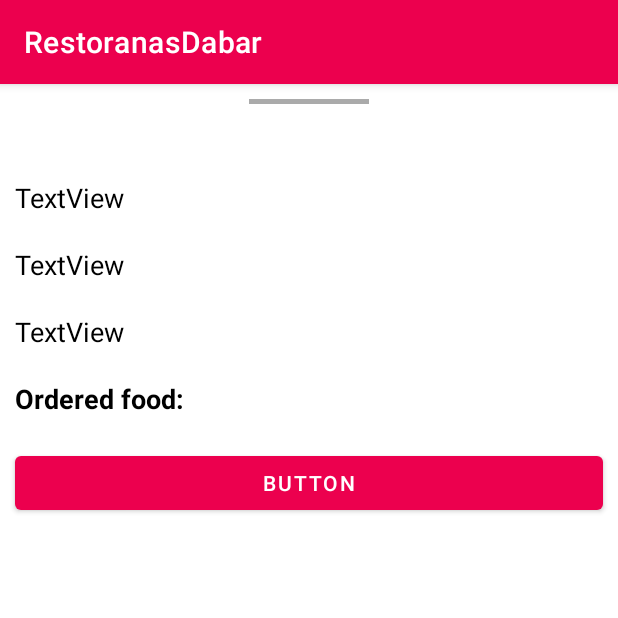
After one commit to rytuks1337/RestoranasDabar, an Android app: the Complete_registration screen opened directly, with no data from a screen before it, on a phone screen of 412 x 824 dp, the top half of it. The commit adds this screen. Run offline under Robolectric (Android 15) with nearby library versions, the phone set to English and light mode, and no system bars.

Commit message:
bsk pakeitimu

```diff
--- a/app/build.gradle
+++ b/app/build.gradle
@@ -42,6 +42,7 @@ dependencies {
     implementation 'com.github.VishnuSivadasVS:Advanced-HttpURLConnection:1.2'
     implementation 'com.googlecode.flickrj-android:flickrj-android:2.1.0'
     implementation 'androidx.gridlayout:gridlayout:1.0.0'
+    implementation 'androidx.legacy:legacy-support-v4:1.0.0'
     testImplementation 'junit:junit:4.13.2'
     androidTestImplementation 'androidx.test.ext:junit:1.1.3'
     androidTestImplementation 'androidx.test.espresso:espresso-core:3.4.0'
--- /dev/null
+++ b/app/src/main/java/com/example/restoranasdabar/Complete_registration.java
@@ -0,0 +1,14 @@
+package com.example.restoranasdabar;
+
+import androidx.appcompat.app.AppCompatActivity;
+
+import android.os.Bundle;
+
+public class Complete_registration extends AppCompatActivity {
+
+    @Override
+    protected void onCreate(Bundle savedInstanceState) {
+        super.onCreate(savedInstanceState);
+        setContentView(R.layout.activity_complete_registration);
+    }
+}
--- a/app/src/main/java/com/example/restoranasdabar/Map.java
+++ b/app/src/main/java/com/example/restoranasdabar/Map.java
@@ -5,9 +5,6 @@ import android.widget.Button;
 
 import androidx.appcompat.app.AppCompatActivity;
 import androidx.constraintlayout.widget.ConstraintLayout;
-
-import com.ortiz.touchview.TouchImageView;
-import com.otaliastudios.zoom.ZoomLayout;
 
 import org.json.JSONArray;
 import org.json.JSONException;
--- a/app/src/main/java/com/example/restoranasdabar/Menu_restaurant.java
+++ b/app/src/main/java/com/example/restoranasdabar/Menu_restaurant.java
@@ -53,7 +53,6 @@ public class Menu_restaurant extends AppCompatActivity {
         time = findViewById(R.id.textSchedule);
         rating = findViewById(R.id.menu_rating_rating_bar1);
         about = findViewById(R.id.text_about);
-        price_avg = findViewById(R.id.menu_avg);
         arrow = findViewById(R.id.arrow);
 
         toolbar.setNavigationIcon(R.drawable.ic_baseline_arrow_back_24);
--- a/app/src/main/java/com/example/restoranasdabar/foodMenu.java
+++ b/app/src/main/java/com/example/restoranasdabar/foodMenu.java
@@ -26,6 +26,7 @@ public class foodMenu extends AppCompatActivity {
     protected void onCreate(Bundle savedInstanceState) {
         super.onCreate(savedInstanceState);
         setContentView(R.layout.activity_food_menu);
+
 
         menu_list = findViewById(R.id.menu_food_list);
 
--- /dev/null
+++ b/app/src/main/res/layout/activity_complete_registration.xml
@@ -0,0 +1,82 @@
+<?xml version="1.0" encoding="utf-8"?>
+<LinearLayout xmlns:android="http://schemas.android.com/apk/res/android"
+    xmlns:tools="http://schemas.android.com/tools"
+    android:layout_width="match_parent"
+    android:layout_height="match_parent"
+    android:orientation="vertical"
+    xmlns:app="http://schemas.android.com/apk/res-auto">
+
+
+    <View
+        android:id="@+id/view"
+        android:layout_width="80dp"
+        android:layout_height="3dp"
+        android:background="@android:color/darker_gray"
+        android:layout_marginTop="10dp"
+        android:layout_marginBottom="40dp"
+        android:layout_gravity="center_horizontal"/>
+
+
+    <TextView
+        android:id="@+id/resevation_date"
+        android:layout_width="match_parent"
+        android:layout_height="wrap_content"
+        android:layout_margin="10dp"
+        android:text="TextView"
+        android:textColor="@color/black"
+        android:textSize="18sp" />
+
+    <TextView
+        android:id="@+id/reservation_time"
+        android:layout_width="match_parent"
+        android:layout_height="wrap_content"
+        android:text="TextView"
+        android:layout_margin="10dp"
+        android:textColor="@color/black"
+        android:textSize="18sp"/>
+
+    <TextView
+        android:id="@+id/reservation_time2"
+        android:layout_width="match_parent"
+        android:layout_height="wrap_content"
+        android:layout_margin="10dp"
+        android:text="TextView"
+        android:textColor="@color/black"
+        android:textSize="18sp" />
+
+    <TextView
+        android:id="@+id/ordered_food"
+        android:layout_width="match_parent"
+        android:layout_margin="10dp"
+        android:text="Ordered food:"
+        android:textColor="@color/black"
+        android:textSize="18sp"
+        android:layout_height="wrap_content"
+        android:textStyle="bold"/>
+
+    <androidx.core.widget.NestedScrollView
+        android:layout_width="match_parent"
+        android:layout_height="wrap_content"
+        android:fillViewport="true">
+
+        <LinearLayout
+            android:layout_width="match_parent"
+            android:layout_height="wrap_content"
+            android:orientation="vertical" >
+
+            <ListView
+                android:id="@+id/foodOrder"
+                android:layout_width="match_parent"
+                android:layout_height="match_parent" />
+        </LinearLayout>
+    </androidx.core.widget.NestedScrollView>
+
+    <Button
+        android:id="@+id/button"
+        android:layout_margin="10dp"
+        android:layout_width="match_parent"
+        android:layout_height="wrap_content"
+        android:text="Button" />
+
+
+</LinearLayout>
--- a/app/src/main/res/layout/top_restaurants.xml
+++ b/app/src/main/res/layout/top_restaurants.xml
@@ -28,7 +28,7 @@
 
             <androidx.cardview.widget.CardView
                 android:id="@+id/top_res_img"
-                android:layout_width="250dp"
+                android:layout_width="wrap_content"
                 android:layout_height="160dp"
                 android:layout_marginStart="20dp"
                 android:layout_marginTop="20dp"
--- a/app/src/main/res/values/themes.xml
+++ b/app/src/main/res/values/themes.xml
@@ -1,6 +1,6 @@
 <resources xmlns:tools="http://schemas.android.com/tools">
     <!-- Base application theme. -->
-    <style name="Theme.RestoranasDabar" parent="Theme.MaterialComponents.DayNight.DarkActionBar">
+    <style name="Theme.RestoranasDabar" parent="Theme.MaterialComponents.Light.DarkActionBar">
         <!-- Primary brand color. -->
         <item name="colorPrimary">@color/primary</item>
         <item name="colorPrimaryVariant">#E92F1E</item>
```
Also changed, not shown: app/src/main/AndroidManifest.xml (+6 -1 lines), app/src/main/java/com/example/restoranasdabar/Menu_selector.java (+12 -15 lines), app/src/main/java/com/example/restoranasdabar/ui/FoodAdapter.java (+16 -1 lines), app/src/main/res/layout/activity_menu_restaurant.xml (+0 -12 lines), app/src/main/res/layout/food_card.xml (+7 -2 lines).
